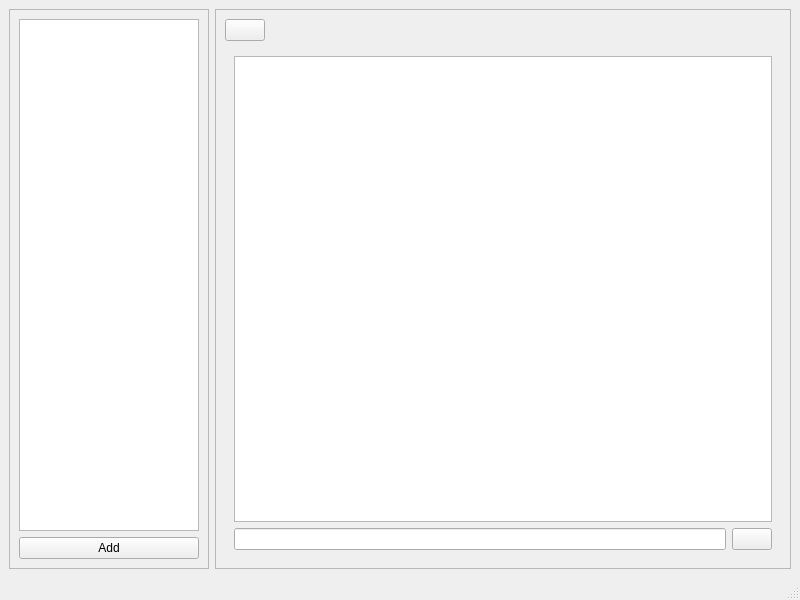
The window that SimpleChat/mainwindow.ui (Ssssvhhhhh/SimpleChat) describes before a commit, drawn with Qt 5.
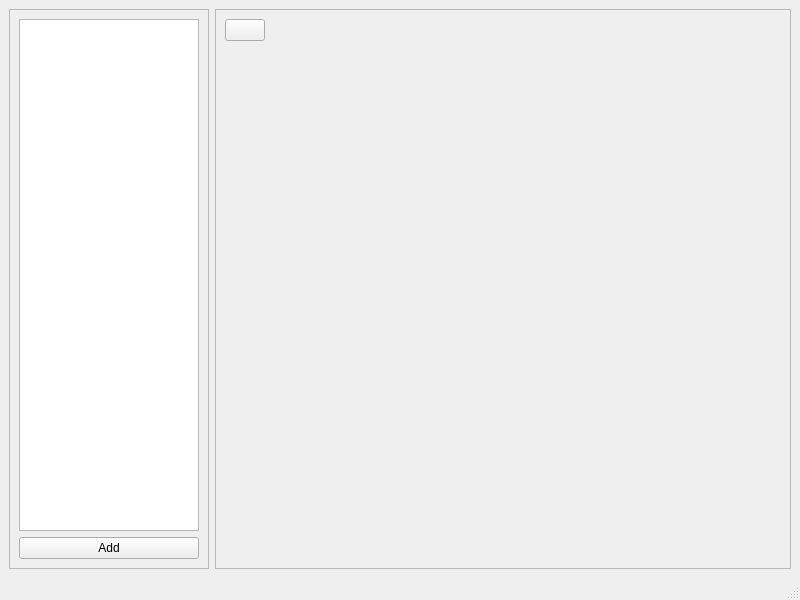
The same window after the commit. The open tabs and pages were chosen to show the change. Icons and pictures are not drawn.

Commit message: user and server interation

Patch:
```diff
--- a/SimpleChat/mainwindow.ui
+++ b/SimpleChat/mainwindow.ui
@@ -210,6 +210,7 @@
            </item>
           </layout>
          </widget>
+         <widget class="QWidget" name="pageUserSettings"/>
         </widget>
        </item>
       </layout>
```
Left out of the diff: 10 changed lines with no effect on the pictures. The commit also changes 7 other files.
